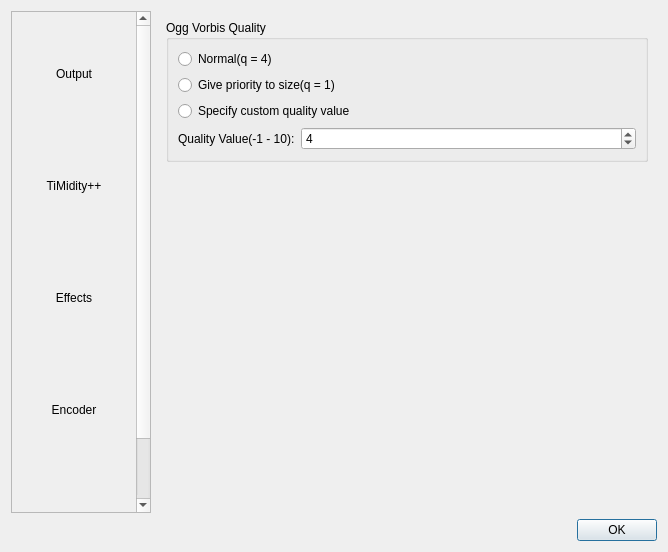
The window that GUI/forms/ConfigDialog.ui (WL-Amigo/LoopMID2LoopOGG) describes before a commit, drawn with Qt 5.
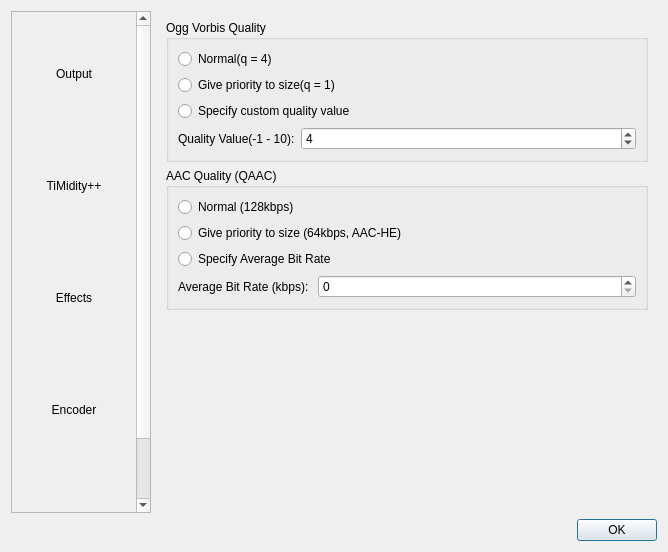
The same window after the commit. The open tabs and pages were chosen to show the change. Icons and pictures are not drawn.

Commit message:
Extend: AAC related configuration GUI
* Add output file format for AAC, Ogg and AAC
* Add QAAC quality mode selector

The edit to the form file:
```diff
--- a/GUI/forms/ConfigDialog.ui
+++ b/GUI/forms/ConfigDialog.ui
@@ -595,6 +595,57 @@
              </layout>
             </widget>
            </item>
+           <item>
+            <widget class="QGroupBox" name="groupBox_8">
+             <property name="title">
+              <string>AAC Quality (QAAC)</string>
+             </property>
+             <layout class="QVBoxLayout" name="verticalLayout_12">
+              <item>
+               <widget class="QRadioButton" name="EncQAACQNormalRadio">
+                <property name="text">
+                 <string>Normal (128kbps)</string>
+                </property>
+               </widget>
+              </item>
+              <item>
+               <widget class="QRadioButton" name="EncQAACQPriorSizeRadio">
+                <property name="text">
+                 <string>Give priority to size (64kbps, AAC-HE)</string>
+                </property>
+               </widget>
+              </item>
+              <item>
+               <widget class="QRadioButton" name="EncQAACQCustomRadio">
+                <property name="text">
+                 <string>Specify Average Bit Rate</string>
+                </property>
+               </widget>
+              </item>
+              <item>
+               <layout class="QHBoxLayout" name="horizontalLayout_2">
+                <item>
+                 <widget class="QLabel" name="label_5">
+                  <property name="text">
+                   <string>Average Bit Rate (kbps): </string>
+                  </property>
+                 </widget>
+                </item>
+                <item>
+                 <widget class="QSpinBox" name="EncQAACABRSpinBox">
+                  <property name="sizePolicy">
+                   <sizepolicy hsizetype="Expanding" vsizetype="Fixed">
+                    <horstretch>0</horstretch>
+                    <verstretch>0</verstretch>
+                   </sizepolicy>
+                  </property>
+                 </widget>
+                </item>
+               </layout>
+              </item>
+             </layout>
+            </widget>
+           </item>
            <item>
             <spacer name="verticalSpacer_4">
              <property name="orientation">
```
Left out of the diff: 26 changed lines with no effect on the pictures.
